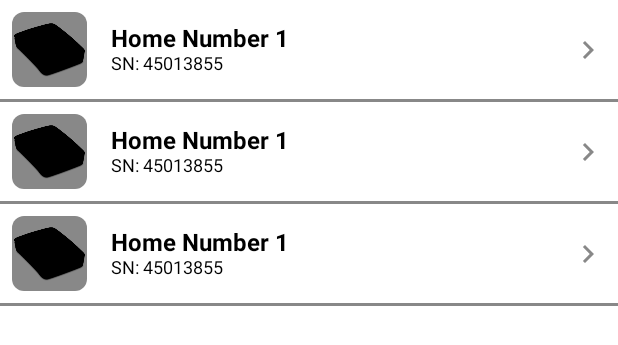
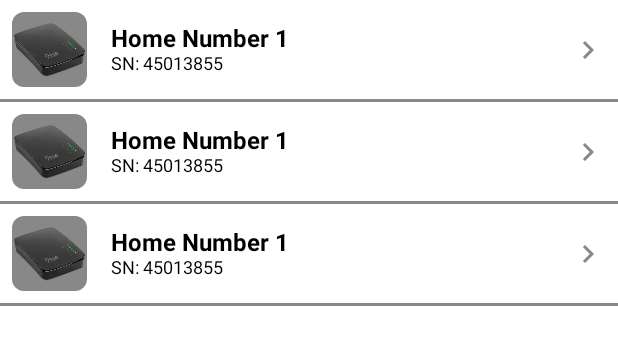
Before and after one commit to kogorbach/ezlotest, an Android app built with Jetpack Compose: the @Preview function DeviceListPreview, on a phone screen of 412 x 824 dp. Shown: the top 345 px of the screen. Run offline under Robolectric (Android 15) with nearby library versions, the phone set to English and light mode, and no system bars; network calls fail.

Commit message:
replaced icon with image for device list

```diff
--- a/app/src/main/java/com/ezlotest/ui/main/DeviceList.kt
+++ b/app/src/main/java/com/ezlotest/ui/main/DeviceList.kt
@@ -1,5 +1,6 @@
 package com.ezlotest.ui.main
 
+import androidx.compose.foundation.Image
 import androidx.compose.foundation.background
 import androidx.compose.foundation.clickable
 import androidx.compose.foundation.layout.Column
@@ -59,7 +60,7 @@ fun DeviceListItem(index: Int, device: UiDeviceModel, onDeviceClick: (Long) -> U
             .padding(horizontal = 8.dp, vertical = 8.dp),
         verticalAlignment = Alignment.CenterVertically
     ) {
-        Icon(
+        Image(
             painter = painterResource(id = device.iconResource),
             contentDescription = stringResource(id = R.string.detailScreenItemImageDescription),
             modifier = Modifier
```
